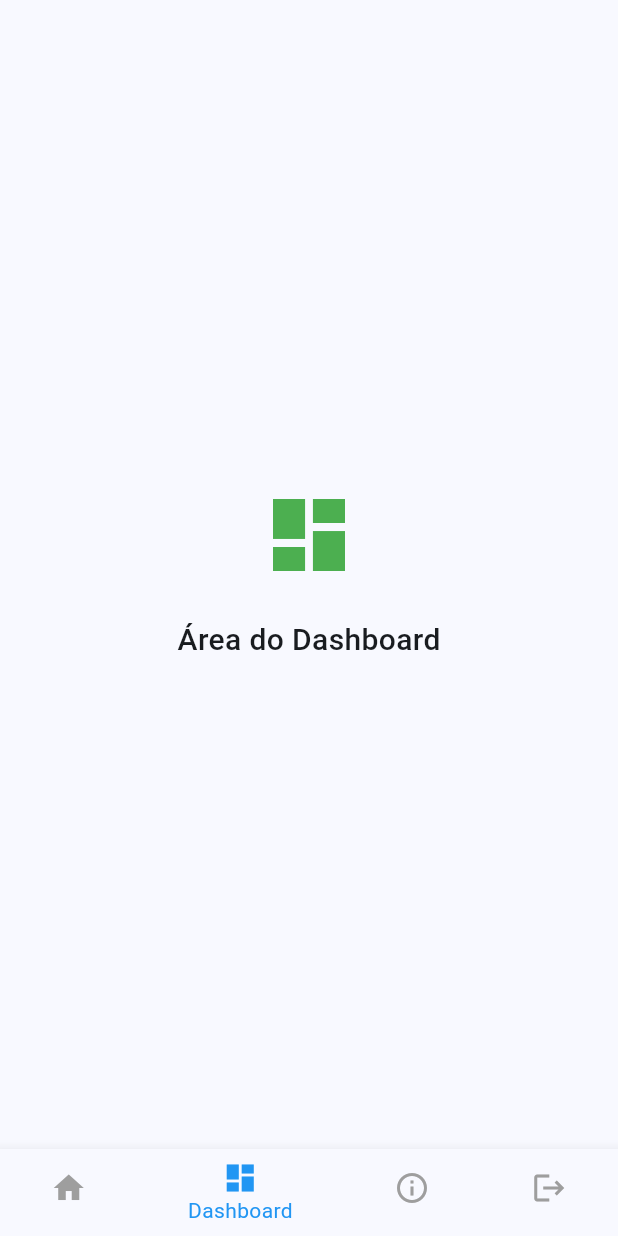
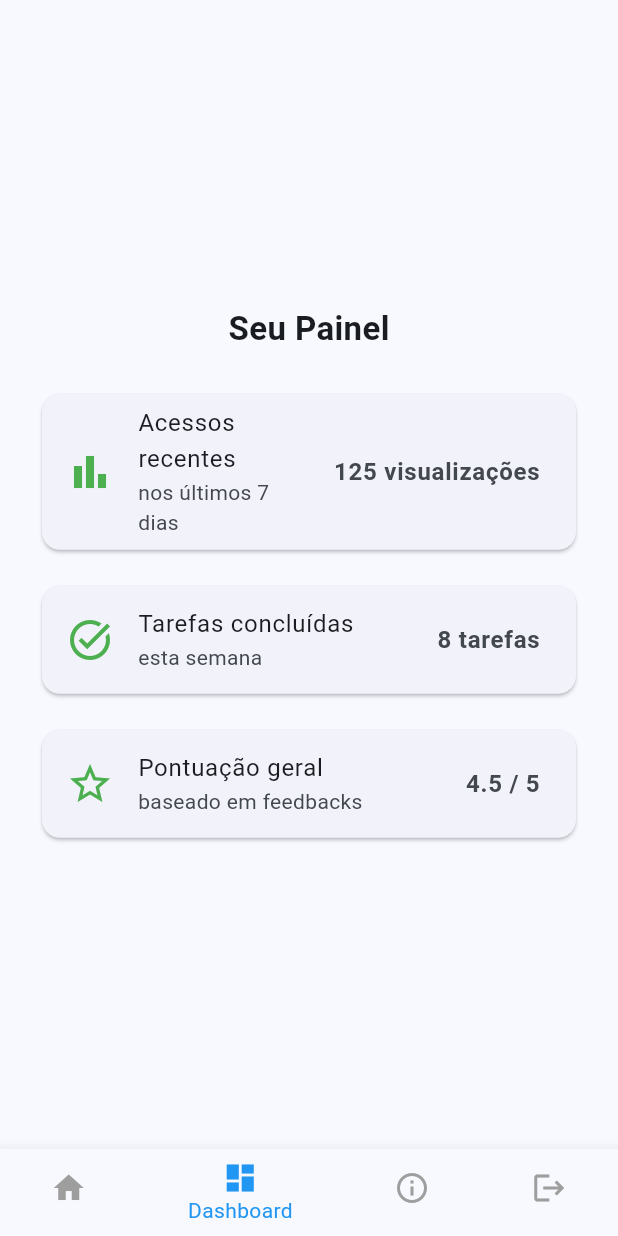
Before and after one commit to LuizFAraujo/pos_dev_web--disp_moveis--flutter_navigator1, a Flutter app: the BaseScreen screen opened by its route, item 2 of the bottom bar chosen, on a phone screen of 412 x 824 dp. Run offline on Flutter 3.47's test engine with Material 3 defaults, Android fonts, the light colour scheme and no system bars.

Commit message:
💄 STYLE: Melhoria visual nas views Home, Dashboard e Sobre
- Atualizada HomeContent com saudação amigável e card de sugestão
- Adicionado padding lateral em DashboardContent para evitar sobreposição com bordas
- Inseridos cards informativos fictícios (acessos, tarefas, pontuação) no Dashboard
- Refatorada SobreContent com ícone decorativo, descrição do app e versão atual
- Todas as views padronizadas com layout limpo, alinhamento e comentários

```diff
--- a/lib/views/dashboard_content.dart
+++ b/lib/views/dashboard_content.dart
@@ -1,20 +1,85 @@
 import 'package:flutter/material.dart';
 
+/// Conteúdo visual da tela "Dashboard".
+/// Exibe cards com dados simulados como estatísticas, pontuação e tarefas.
+/// Inclui padding lateral para evitar que os cards fiquem colados na borda da tela.
 class DashboardContent extends StatelessWidget {
   const DashboardContent({super.key});
 
   @override
   Widget build(BuildContext context) {
-    return Column(
-      mainAxisSize: MainAxisSize.min,
-      children: const [
-        Icon(Icons.dashboard, size: 64, color: Colors.green),
-        SizedBox(height: 24),
-        Text(
-          'Área do Dashboard',
-          style: TextStyle(fontSize: 20, fontWeight: FontWeight.w500),
-        ),
-      ],
+    return Padding(
+      padding: const EdgeInsets.symmetric(horizontal: 24.0),
+      child: Column(
+        mainAxisSize: MainAxisSize.min,
+        children: [
+          // Título do painel
+          const Text(
+            'Seu Painel',
+            style: TextStyle(fontSize: 22, fontWeight: FontWeight.bold),
+          ),
+          const SizedBox(height: 24),
+
+          // Card: Acessos simulados
+          const _DashboardCard(
+            icon: Icons.bar_chart,
+            title: 'Acessos recentes',
+            value: '125 visualizações',
+            subtitle: 'nos últimos 7 dias',
+          ),
+          const SizedBox(height: 16),
+
+          // Card: Tarefas concluídas
+          const _DashboardCard(
+            icon: Icons.task_alt,
+            title: 'Tarefas concluídas',
+            value: '8 tarefas',
+            subtitle: 'esta semana',
+          ),
+          const SizedBox(height: 16),
+
+          // Card: Pontuação geral
+          const _DashboardCard(
+            icon: Icons.star_border,
+            title: 'Pontuação geral',
+            value: '4.5 / 5',
+            subtitle: 'baseado em feedbacks',
+          ),
+        ],
+      ),
     );
   }
 }
+
+/// Componente privado de card informativo para o dashboard.
+/// Exibe ícone, título, subtítulo e valor numérico de destaque.
+class _DashboardCard extends StatelessWidget {
+  final IconData icon;
+  final String title;
+  final String value;
+  final String subtitle;
+
+  const _DashboardCard({
+    required this.icon,
+    required this.title,
+    required this.value,
+    required this.subtitle,
+  });
+
+  @override
+  Widget build(BuildContext context) {
+    return Card(
+      elevation: 1,
+      shape: RoundedRectangleBorder(borderRadius: BorderRadius.circular(12)),
+      child: ListTile(
+        leading: Icon(icon, size: 32, color: Colors.green),
+        title: Text(title),
+        subtitle: Text(subtitle),
+        trailing: Text(
+          value,
+          style: const TextStyle(fontSize: 16, fontWeight: FontWeight.bold),
+        ),
+      ),
+    );
+  }
+}
```
Also changed, not shown: lib/views/home_content.dart (+44 -6 lines), lib/views/sobre_content.dart (+37 -11 lines).
